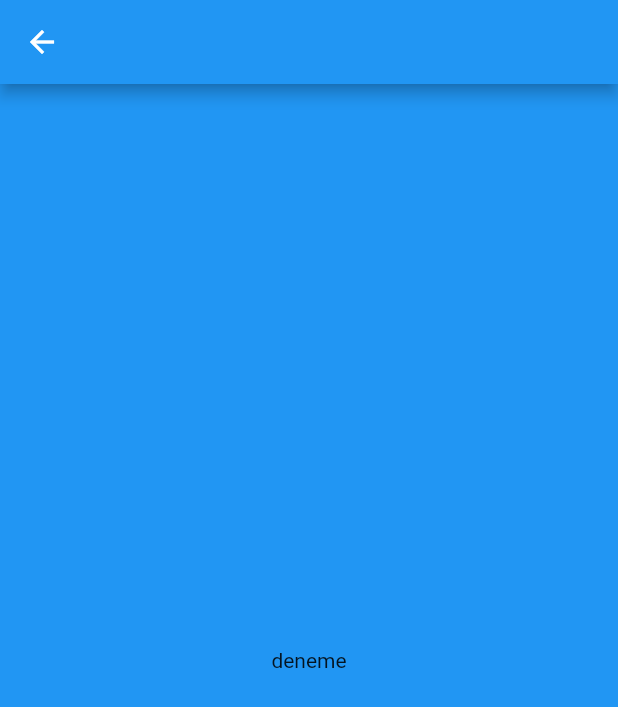
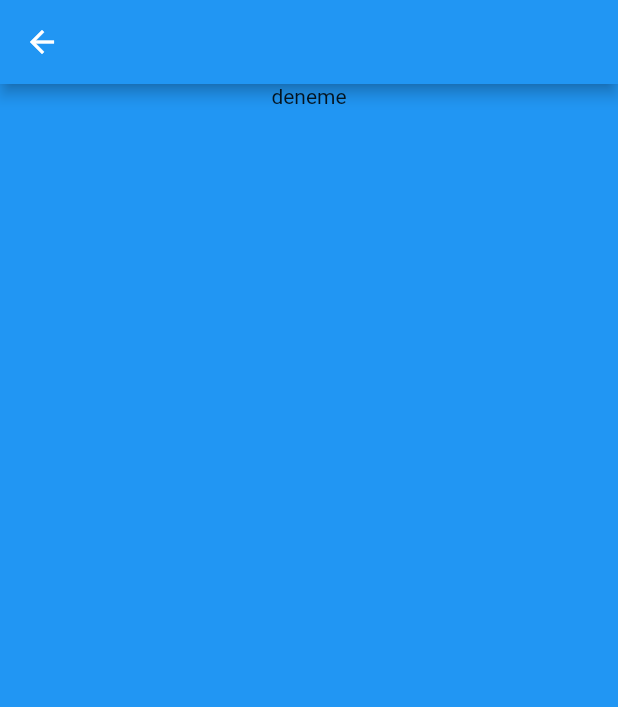
Before and after one commit to ElifEsen/ITMS-MobileApp-Project, a Flutter app: the continualImprovement screen opened directly, on a phone screen of 412 x 824 dp. Shown: the top 707 px of the screen. Run offline on Flutter 3.47's test engine with Material 2 defaults, Android fonts, the light colour scheme and no system bars.

Commit message:
Update continualImprovement.dart

```diff
--- a/itms_project/lib/Modules/continualImprovement.dart
+++ b/itms_project/lib/Modules/continualImprovement.dart
@@ -8,14 +8,14 @@ class continualImprovement extends StatelessWidget {
         backgroundColor: Colors.blue,
       ),
       backgroundColor: Colors.blue,
-      body: Center(
-        child: Container(
+      body: ListView(children: <Widget>[
+        Container(
           child: Column(
             mainAxisAlignment: MainAxisAlignment.center,
             children: <Widget>[Text("deneme")],
           ),
         ),
-      ),
+      ]),
     );
   }
 }
```
